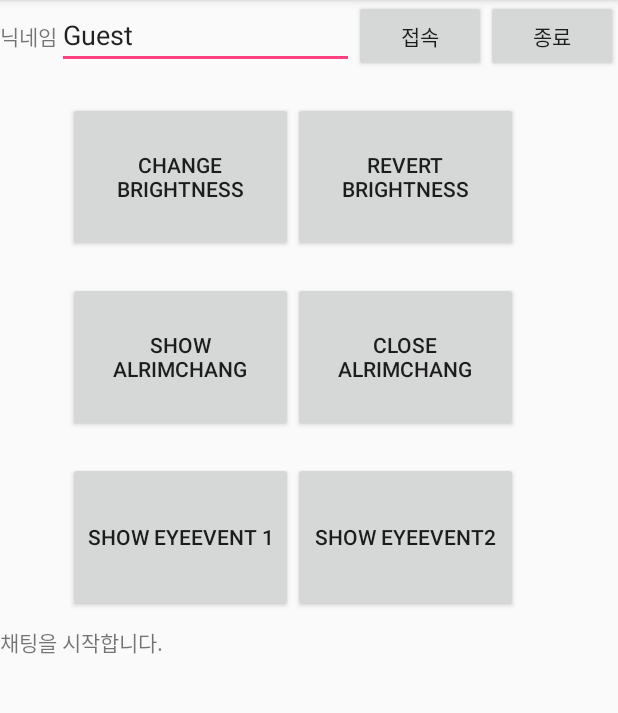
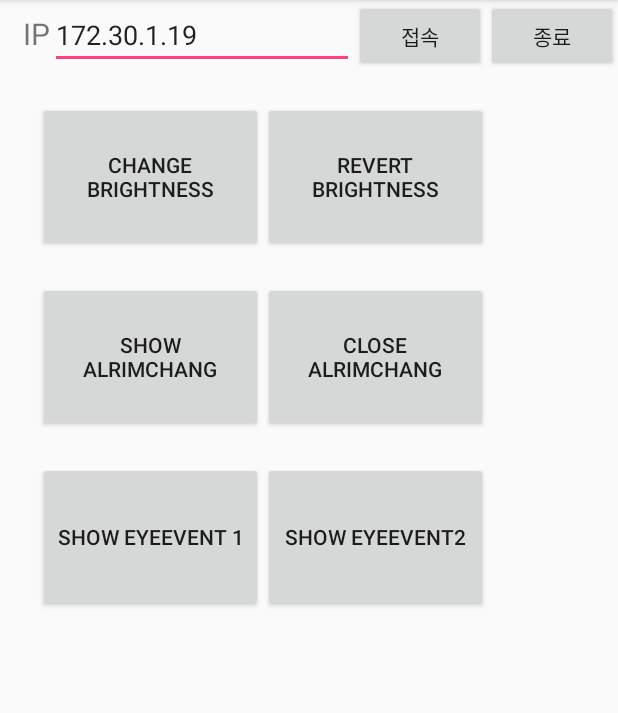
Before and after one commit to ParkMinHyun/CommunicationOfAndroid_C-, an Android app: the screen it shows after launch (MainActivity), on a phone screen of 412 x 824 dp, the part 84-797 px from its top. Run offline under Robolectric (Android 15) with nearby library versions, the phone set to English and light mode, and no system bars.

Commit message:
아이피 수동으로 입력 후 Connet 시키기

```diff
--- a/TCPClient_Blinker/app/src/main/AndroidManifest.xml
+++ b/TCPClient_Blinker/app/src/main/AndroidManifest.xml
@@ -9,6 +9,7 @@
         android:icon="@mipmap/ic_launcher"
         android:label="@string/app_name"
         android:supportsRtl="true"
+        android:windowSoftInputMode="stateAlwaysHidden"
         android:theme="@style/AppTheme">
         <activity android:name=".MainActivity">
             <intent-filter>
--- a/TCPClient_Blinker/app/src/main/java/com/example/blackman/tcpclient_blinker/MainActivity.java
+++ b/TCPClient_Blinker/app/src/main/java/com/example/blackman/tcpclient_blinker/MainActivity.java
@@ -1,10 +1,10 @@
 package com.example.blackman.tcpclient_blinker;
 
 import android.os.AsyncTask;
+import android.os.Bundle;
 import android.os.Handler;
 import android.os.Message;
 import android.support.v7.app.AppCompatActivity;
-import android.os.Bundle;
 import android.view.View;
 import android.widget.Button;
 import android.widget.EditText;
@@ -21,7 +21,7 @@ import java.net.UnknownHostException;
 public class MainActivity extends AppCompatActivity {
     /** Called when the activity is first created. */
     public Socket cSocket = null;
-    private String server = "172.30.1.19";         // 서버 ip주소
+    private String serverIP;         // 서버 ip주소
     private int port = 9000;                           // 포트번호
 
     public PrintWriter streamOut = null;
@@ -29,7 +29,7 @@ public class MainActivity extends AppCompatActivity {
 
     public chatThread cThread = null;
 
-    public EditText nickText;
+    public EditText serverIPText;
     public TextView textView;
     public ScrollView scrollView;
     public Button changeBrithnessBtn, revertBrightnessBtn;
@@ -44,12 +44,10 @@ public class MainActivity extends AppCompatActivity {
         setContentView(R.layout.activity_main);
 
         initUI();
-
-        logger("채팅을 시작합니다.");
     }
 
     public void initUI(){
-        nickText = (EditText)findViewById(R.id.connText);
+        serverIPText = (EditText)findViewById(R.id.serverIP_textBox);
         textView = (TextView)findViewById(R.id.txtView);
         scrollView = (ScrollView)findViewById(R.id.scrollView1);
         changeBrithnessBtn = (Button)findViewById(R.id.changeBrightBtn);
@@ -71,9 +69,9 @@ public class MainActivity extends AppCompatActivity {
         switch (v.getId()) {
             case R.id.connBtn: // 접속버튼
                 if (cSocket == null) {
-                    nickName = nickText.getText().toString();
                     logger("접속중입니다...");
-                    connect(server, port , nickName);
+                    serverIP = serverIPText.toString();
+                    connect(serverIP, port , "Android_Blinker_Client");
                 }
                 break;
             case R.id.closeBtn: // 나가기 버튼
@@ -125,7 +123,7 @@ public class MainActivity extends AppCompatActivity {
         protected Socket doInBackground(String... params) {
 // TODO Auto-generated method stub
             try {
-                cSocket = new Socket(server, port);
+                cSocket = new Socket(serverIP, port);
                 streamOut = new PrintWriter(cSocket.getOutputStream(), true);
                 streamIn = new BufferedReader(new InputStreamReader(cSocket.getInputStream()));
             } catch (UnknownHostException e) {
--- a/TCPClient_Blinker/app/src/main/res/layout/activity_main.xml
+++ b/TCPClient_Blinker/app/src/main/res/layout/activity_main.xml
@@ -8,13 +8,15 @@
         android:layout_height="wrap_content"
         android:layout_width="fill_parent">
         <TextView
-            android:text="닉네임"
+            android:textSize="20dp"
+            android:text="IP"
+            android:layout_marginLeft="15dp"
             android:layout_width="wrap_content"
             android:layout_height="wrap_content">
         </TextView>
         <EditText
-            android:text="Guest"
-            android:id="@+id/connText"
+            android:text="172.30.1.19"
+            android:id="@+id/serverIP_textBox"
             android:layout_width="wrap_content"
             android:layout_height="wrap_content"
             android:layout_weight="1">
@@ -36,7 +38,7 @@
     </LinearLayout>
 
     <RelativeLayout
-        android:layout_marginLeft="45dp"
+        android:layout_marginLeft="25dp"
         android:layout_width="300dp"
         android:layout_height="370dp">
            <Button
```
